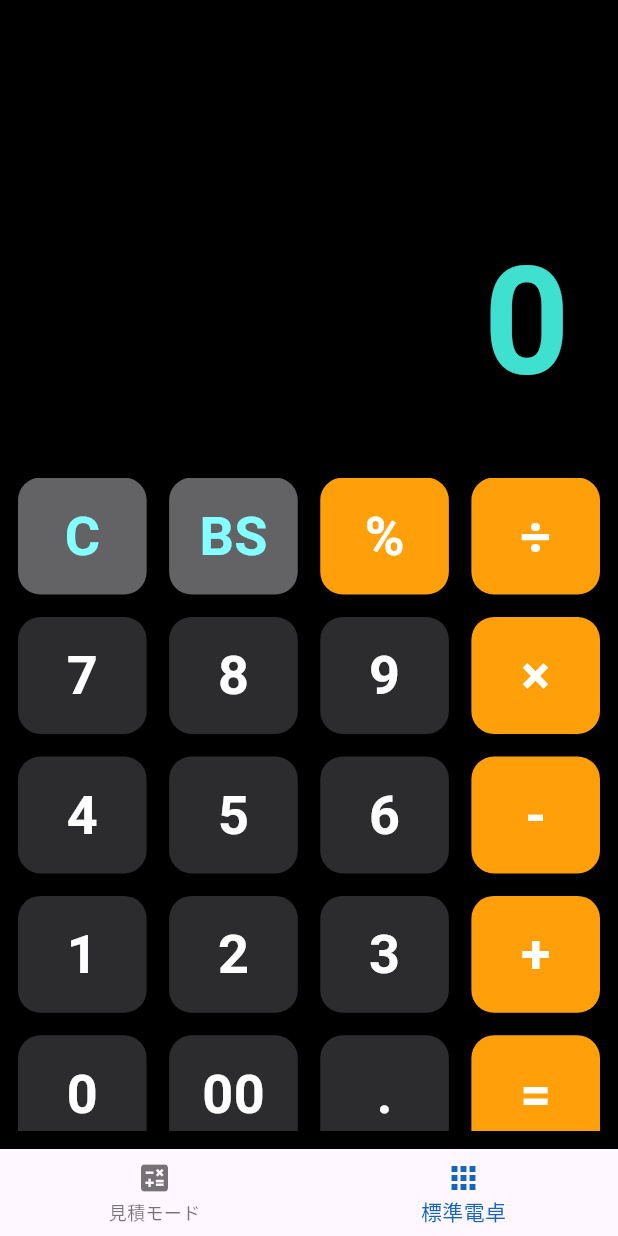
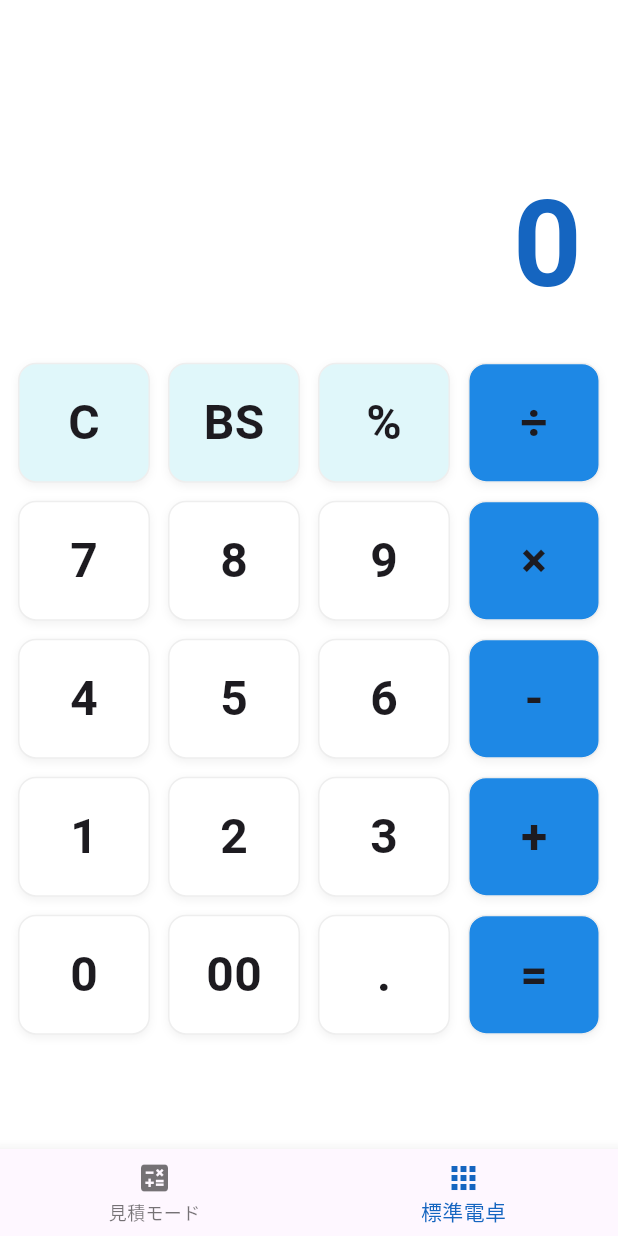
Before and after one commit to k-kei1412/Air-Conditioner, a Flutter app: the screen it shows after launch, item 2 of the bottom bar chosen, on a phone screen of 412 x 824 dp. Run offline on Flutter 3.47's test engine with Material 3 defaults, Android fonts, the phone set to English and light mode, and no system bars; our stand-ins replace shared_preferences.

Commit message:
Update main.dart

```diff
--- a/lib/main.dart
+++ b/lib/main.dart
@@ -142,7 +142,7 @@ class _NojimaThreeCalcPageState extends State<NojimaThreeCalcPage> {
     return Scaffold(
       backgroundColor: Colors.white,
       appBar: AppBar(
-        title: const Text('AirSave - 見積モード', style: TextStyle(color: Colors.white, fontWeight: FontWeight.bold)),
+        title: const Text('AirSave', style: TextStyle(color: Colors.white, fontWeight: FontWeight.bold)),
         backgroundColor: Colors.blue[600],
       ),
       body: Row(children: [
@@ -216,7 +216,7 @@ class _NojimaThreeCalcPageState extends State<NojimaThreeCalcPage> {
 }
 
 // ---------------------------------------------------------
-// 画面2: 標準電卓 (横向き履歴・見積カラー統合版)
+// 画面2: 標準電卓 (白ベース・iPad横向き完全対応版)
 // ---------------------------------------------------------
 class SimpleCalcPage extends StatefulWidget {
   const SimpleCalcPage({super.key});
@@ -227,10 +227,9 @@ class SimpleCalcPage extends StatefulWidget {
 class _SimpleCalcPageState extends State<SimpleCalcPage> {
   String _expression = "";
   String _result = "0";
-  List<String> _history = []; // 計算履歴用
+  List<String> _history = [];
   final formatter = NumberFormat("#,###.###");
 
-  // 感度を最大にするための処理
   void _btnPressed(String val) {
     setState(() {
       if (val == "C") {
@@ -238,16 +237,12 @@ class _SimpleCalcPageState extends State<SimpleCalcPage> {
       } else if (val == "BS") {
         if (_expression.isNotEmpty) _expression = _expression.substring(0, _expression.length - 1);
       } else if (val == "=") {
-        if (_result != "エラー" && _result != "...") {
-          // 履歴に数式を追加（例: "100 + 200 = 300"）
+        if (_result != "エラー" && _result != "..." && _expression.isNotEmpty) {
           _history.insert(0, "$_expression = $_result");
-          if (_history.length > 20) _history.removeLast(); // 20件まで保存
-
-          // 結果を入力欄にセットして、次の計算に使えるようにする
+          if (_history.length > 20) _history.removeLast();
           _expression = _result.replaceAll(",", "");
         }
       } else {
-        // 演算子の連続入力を防ぐ
         if (_isOperator(val) && _expression.isNotEmpty && _isOperator(_expression[_expression.length - 1])) {
           _expression = _expression.substring(0, _expression.length - 1) + val;
         } else {
@@ -269,7 +264,6 @@ class _SimpleCalcPageState extends State<SimpleCalcPage> {
       if (calcResult.isInfinite || calcResult.isNaN) {
         _result = "エラー";
       } else {
-        // 桁数が多い場合の処理
         if (calcResult.abs() > 999999999999) {
           _result = calcResult.toStringAsExponential(2);
         } else if (calcResult == calcResult.toInt()) {
@@ -315,79 +309,66 @@ class _SimpleCalcPageState extends State<SimpleCalcPage> {
   @override
   Widget build(BuildContext context) {
     return Scaffold(
-      backgroundColor: Colors.black, // 背景を黒に
+      backgroundColor: Colors.white, // 白ベースに変更
       body: SafeArea(
         child: OrientationBuilder(
           builder: (context, orientation) {
-            // 画面の向きに合わせてレイアウトを切り替え
-            if (orientation == Orientation.portrait) {
-              return _buildPortraitLayout(); // 縦向き
-            } else {
-              return _buildLandscapeLayout(); // 横向き
-            }
+            return (orientation == Orientation.portrait)
+                ? _buildPortraitLayout()
+                : _buildLandscapeLayout();
           },
         ),
       ),
     );
   }
 
-  // 【縦向きレイアウト】（これまでと同じ、中央に電卓）
+  // 【縦向き】
   Widget _buildPortraitLayout() {
-    return Center(
-      child: ConstrainedBox(
-        constraints: const BoxConstraints(maxWidth: 550), // iPadでも広がりすぎないように制限
-        child: Column(
-          children: [
-            _buildDisplayArea(flex: 4), // 表示エリア
-            _buildButtonGrid(flex: 6, aspectRatio: 1.1, spacing: 15), // ボタン
-          ],
-        ),
-      ),
+    return Column(
+      children: [
+        _buildDisplayArea(flex: 3),
+        _buildButtonGrid(flex: 7, aspectRatio: 1.1, spacing: 12),
+      ],
     );
   }
 
-  // 【横向きレイアウト】（写真image_1.pngを参考にした2カラム構成）
+  // 【横向き】ボタンが潰れないよう比率を厳格に管理
   Widget _buildLandscapeLayout() {
     return Row(
       children: [
-        // 左カラム：履歴エリア
+        // 左：履歴
         Expanded(
-          flex: 4, // 画面幅の4割
+          flex: 3,
           child: Container(
-            decoration: BoxDecoration(
-              border: Border(right: BorderSide(color: Colors.grey[900]!, width: 2)), // 境界線
-            ),
+            color: Colors.blueGrey[50],
             child: Column(
               crossAxisAlignment: CrossAxisAlignment.start,
               children: [
-                const Padding(
-                  padding: EdgeInsets.all(20),
-                  child: Text("計算履歴", style: TextStyle(color: Colors.white70, fontSize: 24, fontWeight: FontWeight.bold)),
+                Padding(
+                  padding: const EdgeInsets.all(16),
+                  child: Text("履歴", style: TextStyle(color: Colors.blue[900], fontSize: 20, fontWeight: FontWeight.bold)),
                 ),
                 Expanded(
                   child: ListView.builder(
-                    padding: const EdgeInsets.symmetric(horizontal: 20),
+                    padding: const EdgeInsets.symmetric(horizontal: 16),
                     itemCount: _history.length,
-                    itemBuilder: (context, index) {
-                      return Padding(
-                        padding: const EdgeInsets.only(bottom: 12),
-                        child: Text(_history[index],
-                          style: const TextStyle(color: Colors.white38, fontSize: 18, fontWeight: FontWeight.w300)),
-                      );
-                    },
+                    itemBuilder: (context, i) => Padding(
+                      padding: const EdgeInsets.only(bottom: 8),
+                      child: Text(_history[i], style: const TextStyle(color: Colors.black54, fontSize: 16)),
+                    ),
                   ),
                 ),
               ],
             ),
           ),
         ),
-        // 右カラム：電卓エリア
+        // 右：電卓
         Expanded(
-          flex: 6, // 画面幅の6割
+          flex: 7,
           child: Column(
             children: [
-              _buildDisplayArea(flex: 3), // 横向きは表示エリアを少し狭く
-              _buildButtonGrid(flex: 7, aspectRatio: 1.4, spacing: 10), // ボタンを平たく
+              _buildDisplayArea(flex: 2), // 表示エリアをさらにコンパクトに
+              _buildButtonGrid(flex: 8, aspectRatio: 1.8, spacing: 10), // iPad横向きで押しやすい比率
             ],
           ),
         ),
@@ -395,30 +376,26 @@ class _SimpleCalcPageState extends State<SimpleCalcPage> {
     );
   }
 
-  // 計算表示エリアの共通部品
+  // 表示エリア
   Widget _buildDisplayArea({required int flex}) {
     return Expanded(
       flex: flex,
       child: Container(
-        padding: const EdgeInsets.symmetric(horizontal: 32, vertical: 20),
+        padding: const EdgeInsets.symmetric(horizontal: 24, vertical: 10),
         alignment: Alignment.bottomRight,
         child: Column(
           mainAxisAlignment: MainAxisAlignment.end,
           crossAxisAlignment: CrossAxisAlignment.end,
           children: [
-            // 計算式（白で見やすく）
             SingleChildScrollView(
               scrollDirection: Axis.horizontal,
               reverse: true,
-              child: Text(_expression,
-                style: const TextStyle(fontSize: 50, color: Colors.white, fontWeight: FontWeight.w300, letterSpacing: 2)),
+              child: Text(_expression, style: const TextStyle(fontSize: 36, color: Colors.black54)),
             ),
-            const SizedBox(height: 12),
-            // リアルタイム結果（青系で見やすく）
+            const SizedBox(height: 5),
             FittedBox(
               fit: BoxFit.scaleDown,
-              child: Text(_result,
-                style: const TextStyle(fontSize: 100, fontWeight: FontWeight.bold, color: Color(0xFF40E0D0))),
+              child: Text(_result, style: TextStyle(fontSize: 80, fontWeight: FontWeight.bold, color: Colors.blue[800])),
             ),
           ],
         ),
@@ -426,7 +403,7 @@ class _SimpleCalcPageState extends State<SimpleCalcPage> {
     );
   }
 
-  // ボタンエリアの共通部品
+  // ボタンエリア
   Widget _buildButtonGrid({required int flex, required double aspectRatio, required double spacing}) {
     final List<List<String>> grid = [
       ["C", "BS", "%", "÷"],
@@ -448,44 +425,41 @@ class _SimpleCalcPageState extends State<SimpleCalcPage> {
             crossAxisSpacing: spacing,
           ),
           itemCount: 20,
-          itemBuilder: (context, index) {
-            return _buildTouchButton(grid[index ~/ 4][index % 4]);
-          },
+          itemBuilder: (context, index) => _buildTouchButton(grid[index ~/ 4][index % 4]),
         ),
       ),
     );
   }
 
-  // 高感度＆見積もりカラーのカスタムボタン
   Widget _buildTouchButton(String label) {
     bool isOp = _isOperator(label) || label == "=";
-    bool isAction = ["C", "BS"].contains(label);
+    bool isAction = ["C", "BS", "%"].contains(label);
 
-    // 見積もりモードに合わせた色設計
-    Color bgColor = const Color(0xFF2C2C2E); // 基本はApple風ダークグレー
-    Color textColor = Colors.white;
+    Color bgColor = Colors.white;
+    Color textColor = Colors.black87;
 
     if (isAction) {
-      bgColor = const Color(0xFF636366); // クリア系は少し明るいグレー（写真image_1.png参考）
-      textColor = Colors.cyanAccent[100]!; // 文字色は見積モードのCと同じ水色系
+      bgColor = Colors.cyan[50]!;
+      textColor = Colors.cyan[900]!;
     } else if (isOp) {
-      bgColor = const Color(0xFFFF9F0A); // 演算子はオレンジ（写真image_1.png参考）
+      bgColor = Colors.blue[600]!;
+      textColor = Colors.white;
     }
 
     return GestureDetector(
       behavior: HitTestBehavior.opaque,
-      onTapDown: (_) => _btnPressed(label), // 指が触れた瞬間に反応
+      onTapDown: (_) => _btnPressed(label),
       child: Container(
         decoration: BoxDecoration(
           color: bgColor,
-          borderRadius: BorderRadius.circular(15),
+          borderRadius: BorderRadius.circular(12),
+          border: Border.all(color: Colors.grey[200]!),
           boxShadow: [
-            BoxShadow(color: Colors.black.withOpacity(0.3), blurRadius: 4, offset: const Offset(0, 2)),
+            BoxShadow(color: Colors.black.withOpacity(0.05), blurRadius: 4, offset: const Offset(0, 2)),
           ],
         ),
         child: Center(
-          child: Text(label,
-            style: TextStyle(fontSize: 36, fontWeight: FontWeight.bold, color: textColor)),
+          child: Text(label, style: const TextStyle(fontSize: 32, fontWeight: FontWeight.bold)),
         ),
       ),
     );
```
